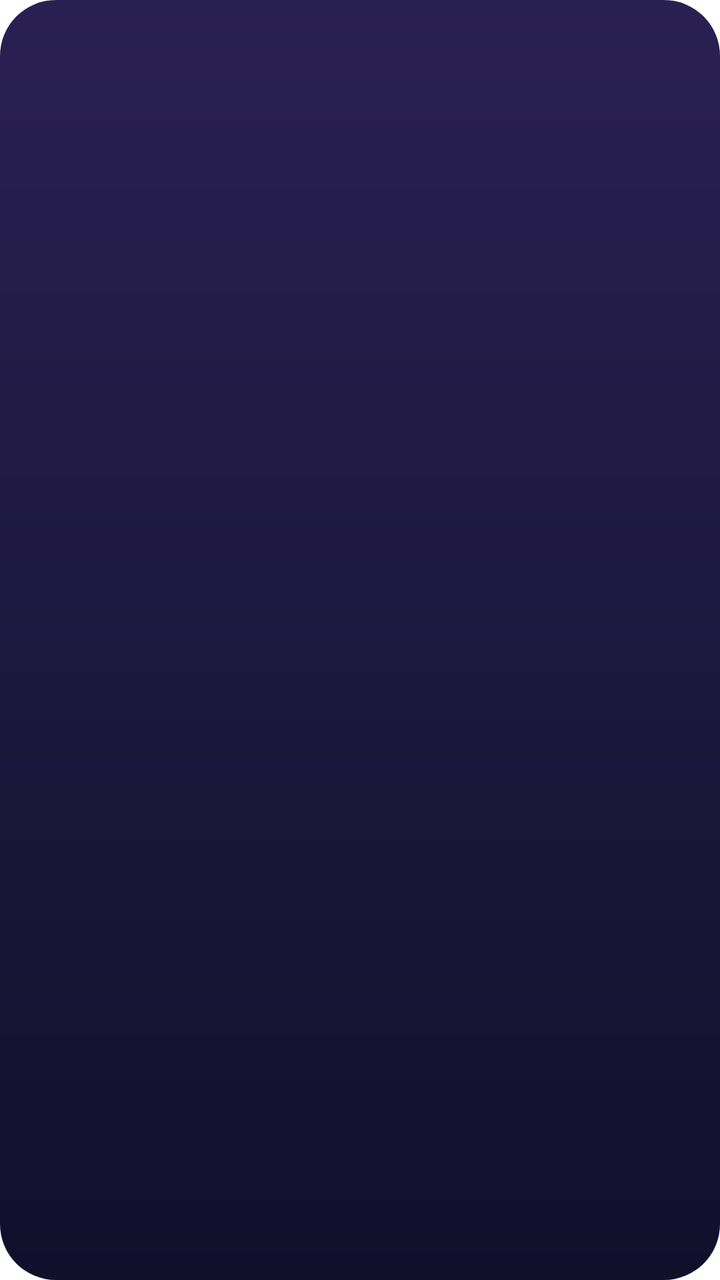
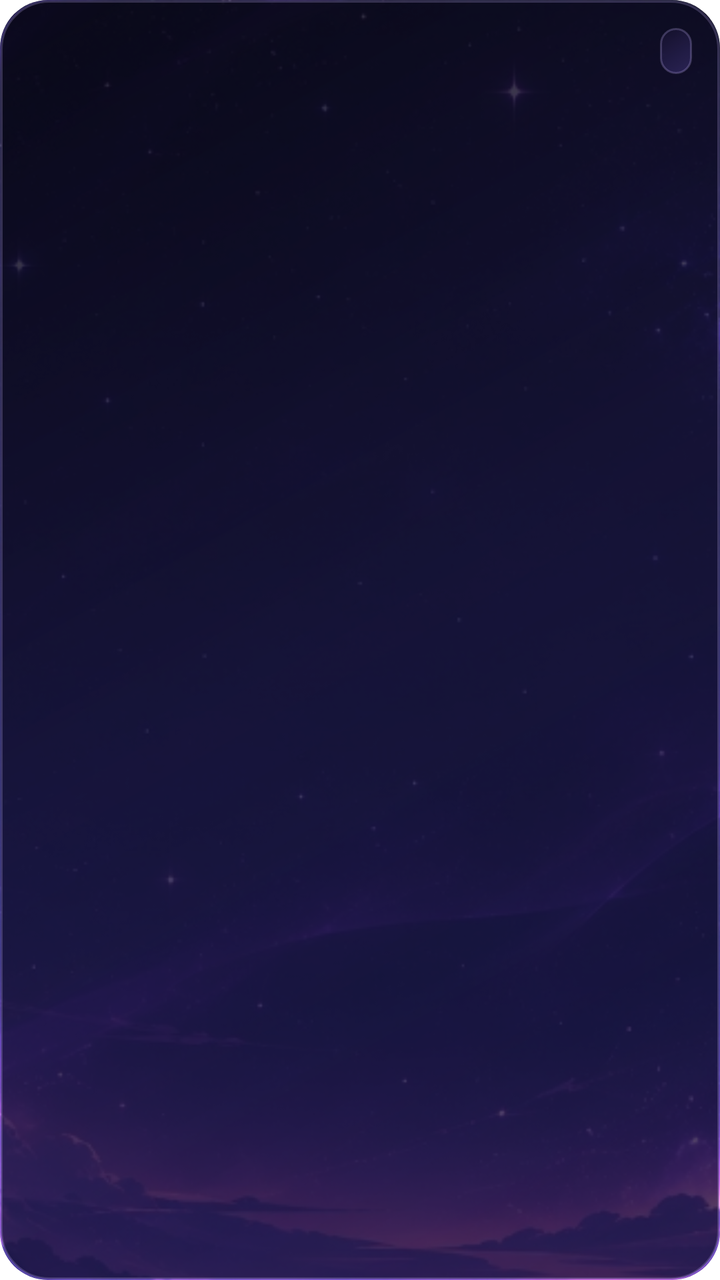

The first picture is an Android layout as it rendered before a commit; the second is the same layout after the commit. The layout source and the unified diff follow.
<!-- AndroidManifest.xml: fallback theme Theme.MaterialComponents.DayNight.NoActionBar -->
<!-- res/layout/widget_level.xml -->
<?xml version="1.0" encoding="utf-8"?>
<LinearLayout xmlns:android="http://schemas.android.com/apk/res/android"
    android:id="@+id/root"
    android:layout_width="match_parent"
    android:layout_height="match_parent"
    android:background="@drawable/widget_bg"
    android:orientation="vertical"
    android:padding="14dp">

    <LinearLayout
        android:layout_width="match_parent"
        android:layout_height="wrap_content"
        android:gravity="center_vertical"
        android:orientation="horizontal">

        <TextView
            android:id="@+id/title"
            android:layout_width="0dp"
            android:layout_height="wrap_content"
            android:layout_weight="1"
            android:ellipsize="end"
            android:maxLines="1"
            android:textColor="#C7B8FF"
            android:textSize="13sp"
            android:textStyle="bold" />

        <TextView
            android:id="@+id/value"
            android:layout_width="wrap_content"
            android:layout_height="wrap_content"
            android:maxLines="1"
            android:textColor="#FFFFFF"
            android:textSize="18sp"
            android:textStyle="bold" />
    </LinearLayout>

    <ImageView
        android:id="@+id/chart"
        android:layout_width="match_parent"
        android:layout_height="0dp"
        android:layout_marginTop="6dp"
        android:layout_weight="1"
        android:adjustViewBounds="true"
        android:scaleType="fitCenter" />

    <TextView
        android:id="@+id/note"
        android:layout_width="match_parent"
        android:layout_height="wrap_content"
        android:layout_marginTop="4dp"
        android:ellipsize="end"
        android:maxLines="1"
        android:textColor="#C7B8FF"
        android:textSize="11sp" />
</LinearLayout>
<!-- resources referenced by this layout -->
<resources>
  <!-- drawable widget_bg (drawable) -->
  <?xml version="1.0" encoding="utf-8"?>
  <shape xmlns:android="http://schemas.android.com/apk/res/android" android:shape="rectangle">
      <gradient
          android:angle="270"
          android:endColor="#11102B"
          android:startColor="#292052" />
      <corners android:radius="28dp" />
  </shape>
</resources>

<!-- the commit's change to res/layout/widget_level.xml (unified diff, before → after) -->
@@ -1,55 +1,77 @@
 <?xml version="1.0" encoding="utf-8"?>
-<LinearLayout xmlns:android="http://schemas.android.com/apk/res/android"
+<FrameLayout xmlns:android="http://schemas.android.com/apk/res/android"
     android:id="@+id/root"
     android:layout_width="match_parent"
     android:layout_height="match_parent"
-    android:background="@drawable/widget_bg"
-    android:orientation="vertical"
-    android:padding="14dp">
+    android:background="@drawable/widget_scrim"
+    android:clipToOutline="true">
+
+    <ImageView
+        android:layout_width="match_parent"
+        android:layout_height="match_parent"
+        android:scaleType="centerCrop"
+        android:src="@drawable/widget_celestial_bg" />
+
+    <View
+        android:layout_width="match_parent"
+        android:layout_height="match_parent"
+        android:background="@drawable/widget_scrim" />
 
     <LinearLayout
         android:layout_width="match_parent"
-        android:layout_height="wrap_content"
-        android:gravity="center_vertical"
-        android:orientation="horizontal">
+        android:layout_height="match_parent"
+        android:orientation="vertical"
+        android:padding="14dp">
+
+        <LinearLayout
+            android:layout_width="match_parent"
+            android:layout_height="wrap_content"
+            android:gravity="center_vertical"
+            android:orientation="horizontal">
+
+            <TextView
+                android:id="@+id/title"
+                android:layout_width="0dp"
+                android:layout_height="wrap_content"
+                android:layout_weight="1"
+                android:ellipsize="end"
+                android:maxLines="1"
+                android:textColor="#C7B8FF"
+                android:textSize="13sp"
+                android:textStyle="bold" />
+
+            <TextView
+                android:id="@+id/value"
+                android:layout_width="wrap_content"
+                android:layout_height="wrap_content"
+                android:background="@drawable/widget_pill_bg"
+                android:maxLines="1"
+                android:paddingLeft="8dp"
+                android:paddingTop="2dp"
+                android:paddingRight="8dp"
+                android:paddingBottom="2dp"
+                android:textColor="#FFFFFF"
+                android:textSize="14sp"
+                android:textStyle="bold" />
+        </LinearLayout>
+
+        <ImageView
+            android:id="@+id/chart"
+            android:layout_width="match_parent"
+            android:layout_height="0dp"
+            android:layout_marginTop="6dp"
+            android:layout_weight="1"
+            android:adjustViewBounds="true"
+            android:scaleType="fitCenter" />
 
         <TextView
-            android:id="@+id/title"
-            android:layout_width="0dp"
+            android:id="@+id/note"
+            android:layout_width="match_parent"
             android:layout_height="wrap_content"
-            android:layout_weight="1"
+            android:layout_marginTop="4dp"
             android:ellipsize="end"
             android:maxLines="1"
             android:textColor="#C7B8FF"
-            android:textSize="13sp"
-            android:textStyle="bold" />
-
-        <TextView
-            android:id="@+id/value"
-            android:layout_width="wrap_content"
-            android:layout_height="wrap_content"
-            android:maxLines="1"
-            android:textColor="#FFFFFF"
-            android:textSize="18sp"
-            android:textStyle="bold" />
+            android:textSize="11sp" />
     </LinearLayout>
-
-    <ImageView
-        android:id="@+id/chart"
-        android:layout_width="match_parent"
-        android:layout_height="0dp"
-        android:layout_marginTop="6dp"
-        android:layout_weight="1"
-        android:adjustViewBounds="true"
-        android:scaleType="fitCenter" />
-
-    <TextView
-        android:id="@+id/note"
-        android:layout_width="match_parent"
-        android:layout_height="wrap_content"
-        android:layout_marginTop="4dp"
-        android:ellipsize="end"
-        android:maxLines="1"
-        android:textColor="#C7B8FF"
-        android:textSize="11sp" />
-</LinearLayout>
+</FrameLayout>
<!-- resource entries referenced after the edit -->
@@ -1,13 +1,30 @@
 <!-- resources referenced by this layout -->
 <resources>
-  <!-- drawable widget_bg (drawable) -->
+  <!-- drawable widget_celestial_bg: jpg bitmap (drawable-nodpi, 240952 bytes) -->
+  <!-- drawable widget_pill_bg (drawable) -->
   <?xml version="1.0" encoding="utf-8"?>
   <shape xmlns:android="http://schemas.android.com/apk/res/android" android:shape="rectangle">
       <gradient
-          android:angle="270"
-          android:endColor="#11102B"
-          android:startColor="#292052" />
-      <corners android:radius="28dp" />
+          android:angle="135"
+          android:startColor="#3D8065E8"
+          android:endColor="#29292052" />
+      <corners android:radius="10dp" />
+      <stroke
+          android:width="1dp"
+          android:color="#3DC7B8FF" />
+  </shape>
+  <!-- drawable widget_scrim (drawable) -->
+  <?xml version="1.0" encoding="utf-8"?>
+  <shape xmlns:android="http://schemas.android.com/apk/res/android" android:shape="rectangle">
+      <gradient
+          android:angle="135"
+          android:startColor="#B811102B"
+          android:centerColor="#C4171436"
+          android:endColor="#D9090817" />
+      <corners android:radius="24dp" />
+      <stroke
+          android:width="1.2dp"
+          android:color="#38C7B8FF" />
   </shape>
 </resources>
 
